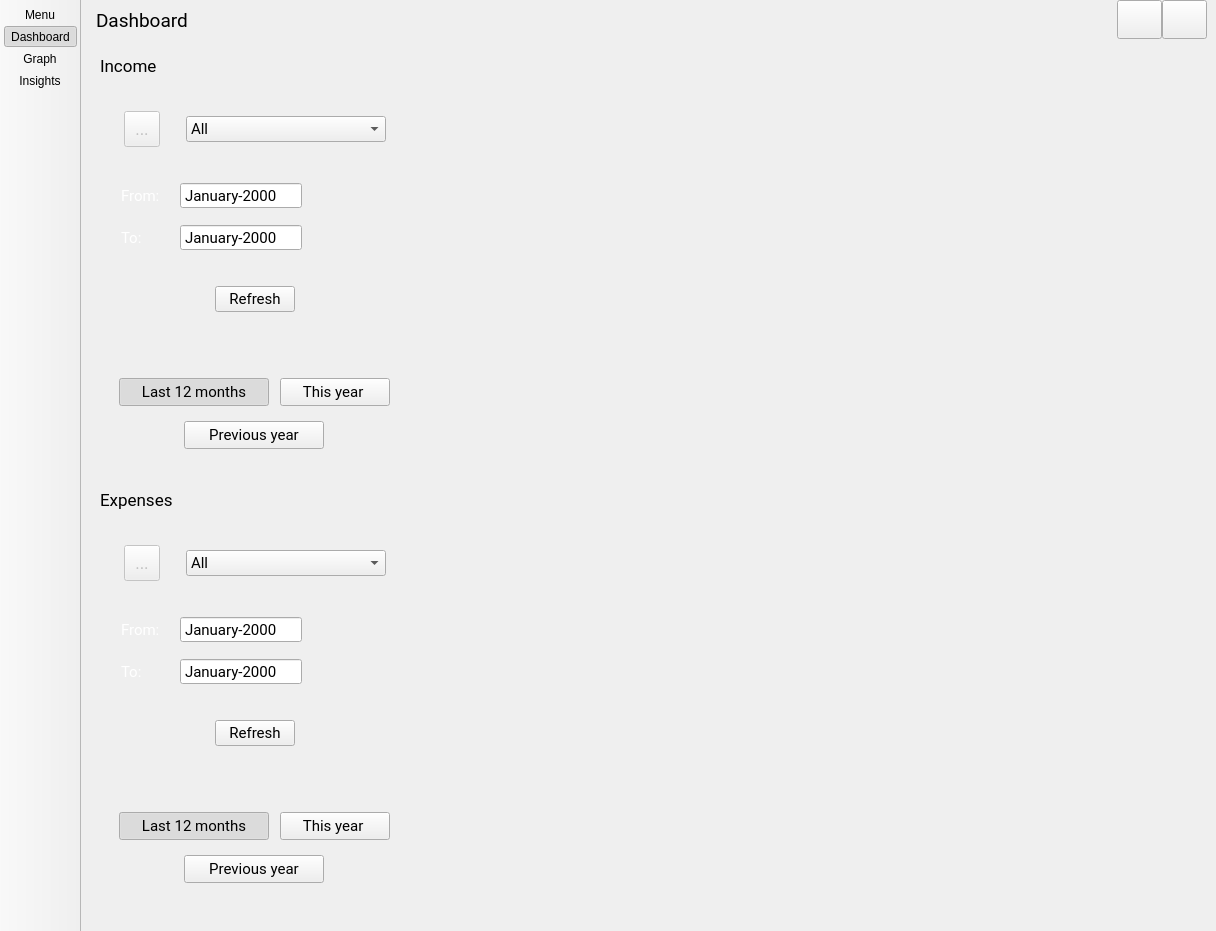
This is view/skeletons/MainWindow.ui in opierre/Budgetter as Qt 5 draws it before an edit. The edited form follows.
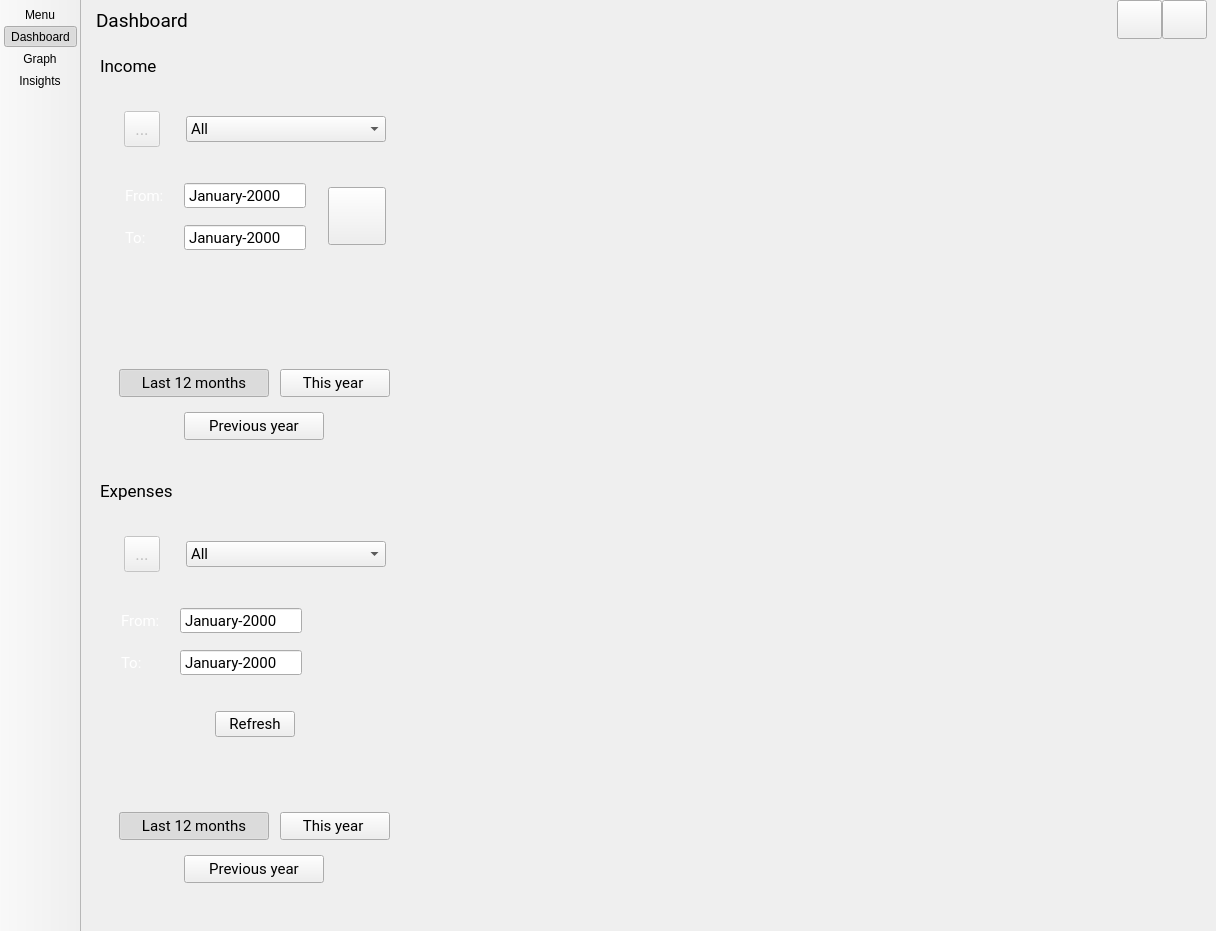
This is the edited form. Icons and pictures are not drawn. Custom widgets are drawn as their Qt base class.

Commit message: Update income refresh button

The edit to the form file:
```diff
--- a/view/skeletons/MainWindow.ui
+++ b/view/skeletons/MainWindow.ui
@@ -2217,6 +2217,20 @@
                   </layout>
                  </item>
                  <item>
+                  <layout class="QGridLayout" name="gridLayout_8">
+                   <property name="leftMargin">
+                    <number>4</number>
+                   </property>
+                   <property name="rightMargin">
+                    <number>10</number>
+                   </property>
+                   <property name="horizontalSpacing">
+                    <number>10</number>
+                   </property>
+                   <property name="verticalSpacing">
+                    <number>15</number>
+                   </property>
+                   <item row="0" column="0">
                   <layout class="QHBoxLayout" name="horizontalLayout_3">
                    <property name="spacing">
                     <number>20</number>
@@ -2277,16 +2291,22 @@
                    </item>
                   </layout>
                  </item>
-                 <item>
+                   <item row="1" column="0">
                   <layout class="QHBoxLayout" name="horizontalLayout_4">
                    <property name="spacing">
-                    <number>38</number>
+                      <number>20</number>
                    </property>
                    <property name="leftMargin">
                     <number>7</number>
                    </property>
                    <item>
                     <widget class="QLabel" name="label_2">
+                       <property name="minimumSize">
+                        <size>
+                         <width>39</width>
+                         <height>0</height>
+                        </size>
+                       </property>
                      <property name="font">
                       <font>
                        <family>Roboto</family>
@@ -2338,37 +2358,25 @@
                    </item>
                   </layout>
                  </item>
-                 <item>
-                  <layout class="QHBoxLayout" name="horizontalLayout_2">
-                   <property name="topMargin">
-                    <number>20</number>
-                   </property>
-                   <item>
-                    <spacer name="horizontalSpacer_4">
-                     <property name="orientation">
-                      <enum>Qt::Horizontal</enum>
-                     </property>
-                     <property name="sizeHint" stdset="0">
+                   <item row="0" column="1" rowspan="2">
+                    <widget class="QToolButton" name="refresh_income">
+                     <property name="minimumSize">
                       <size>
-                       <width>40</width>
-                       <height>20</height>
+                       <width>58</width>
+                       <height>58</height>
                       </size>
                      </property>
-                    </spacer>
-                   </item>
-                   <item>
-                    <widget class="QPushButton" name="refresh_income">
-                     <property name="font">
-                      <font>
-                       <family>Roboto</family>
-                       <pointsize>11</pointsize>
-                      </font>
+                     <property name="maximumSize">
+                      <size>
+                       <width>58</width>
+                       <height>58</height>
+                      </size>
                      </property>
                      <property name="cursor">
                       <cursorShape>PointingHandCursor</cursorShape>
                      </property>
                      <property name="text">
-                      <string> Refresh </string>
+                      <string/>
                      </property>
                      <property name="icon">
                       <iconset resource="../resources/resources.qrc">
@@ -2376,25 +2384,12 @@
                      </property>
                      <property name="iconSize">
                       <size>
-                       <width>18</width>
-                       <height>18</height>
+                       <width>38</width>
+                       <height>24</height>
                       </size>
                      </property>
                     </widget>
                    </item>
-                   <item>
-                    <spacer name="horizontalSpacer_5">
-                     <property name="orientation">
-                      <enum>Qt::Horizontal</enum>
-                     </property>
-                     <property name="sizeHint" stdset="0">
-                      <size>
-                       <width>40</width>
-                       <height>20</height>
-                      </size>
-                     </property>
-                    </spacer>
-                   </item>
                   </layout>
                  </item>
                  <item>
```
Left out of the diff: 47 changed lines with no effect on the pictures. Lines whose indentation alone changed are shown as unchanged. The commit also changes 3 other files.
